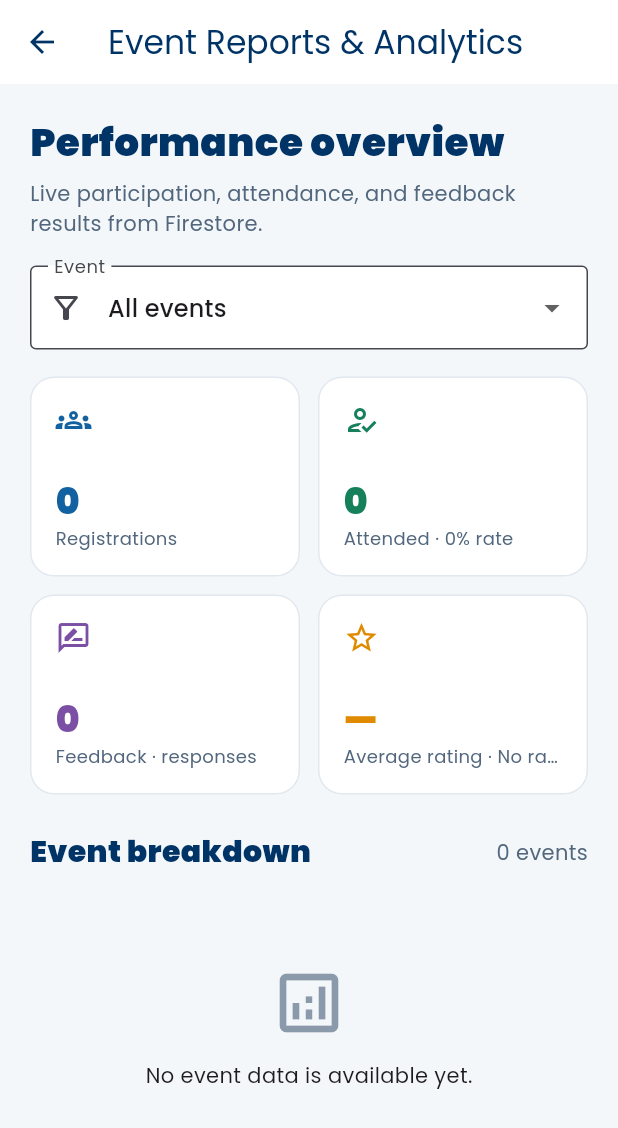
After one commit to ZhenLi0413/permas_hub_system, a Flutter app: the ReportingScreen screen opened directly, on a phone screen of 412 x 824 dp. The commit adds this screen. Shown: the top 1128 px of the screen. Run offline on Flutter 3.47's test engine with Material 3 defaults, Android fonts, the phone set to English and light mode, and no system bars; our stand-ins replace cloud_firestore, firebase_auth, firebase_core, google_fonts, google_sign_in; accounts and stored records are empty.

Commit message:
Add event analytics and reporting features with tests
- Implement EventAnalytics model for summarizing event participation and feedback.
- Create ReportingScreen for displaying event reports and analytics.
- Update Firestore rules to allow event managers to read feedback.
- Add tests for EventAnalytics calculations.

```diff
--- a/lib/dashboard_screen.dart
+++ b/lib/dashboard_screen.dart
@@ -11,6 +11,7 @@ import 'models/notification_model.dart';
 import 'notification_popup.dart';
 import 'notification_provider.dart';
 import 'profile_screen.dart';
+import 'reporting_screen.dart';
 import 'services/announcement_service.dart';
 import 'services/event_service.dart';
 import 'services/user_profile_service.dart';
@@ -77,7 +78,6 @@ class _DashboardScreenState extends State<DashboardScreen> {
       debugPrintStack(stackTrace: stackTrace);
     }
   }
-
 
   void _openNotificationDetails(NotificationModel notification) {
     Navigator.of(context).push(
@@ -353,6 +353,19 @@ class _DashboardScreenState extends State<DashboardScreen> {
                 background: const Color(0xFFF7E7E5),
                 onTap: () => setState(() => _selectedTab = 3),
               ),
+              if (profile?.canManageEvents ?? false)
+                _buildFeatureCard(
+                  icon: Icons.analytics_outlined,
+                  title: 'Reports',
+                  subtitle:
+                      'Evaluate participation, attendance, and event feedback.',
+                  background: const Color(0xFFE3F3EA),
+                  onTap: () => Navigator.of(context).push(
+                    MaterialPageRoute<void>(
+                      builder: (_) => const ReportingScreen(),
+                    ),
+                  ),
+                ),
             ],
           ),
           StreamBuilder<List<EventItem>>(
@@ -417,7 +430,9 @@ class _DashboardScreenState extends State<DashboardScreen> {
                           color: textSecondary,
                         ),
                         onTap: () {
-                          setState(() => _selectedTab = 1); // Switch to Events tab
+                          setState(
+                            () => _selectedTab = 1,
+                          ); // Switch to Events tab
                         },
                       ),
                     );
@@ -472,7 +487,9 @@ class _DashboardScreenState extends State<DashboardScreen> {
   String _formatDDMMYY(DateTime date) {
     final day = date.day.toString().padLeft(2, '0');
     final month = date.month.toString().padLeft(2, '0');
-    final year = date.year.toString().substring(date.year.toString().length - 2);
+    final year = date.year.toString().substring(
+      date.year.toString().length - 2,
+    );
     return '$day/$month/$year';
   }
 
--- /dev/null
+++ b/lib/models/event_analytics.dart
@@ -0,0 +1,86 @@
+import '../feedback_model.dart';
+import 'event_item.dart';
+import 'event_participation.dart';
+
+class EventAnalytics {
+  const EventAnalytics({
+    required this.event,
+    required this.pending,
+    required this.confirmed,
+    required this.attended,
+    required this.feedbackCount,
+    required this.averageRating,
+    required this.ratingCounts,
+    required this.categoryCounts,
+  });
+
+  final EventItem event;
+  final int pending;
+  final int confirmed;
+  final int attended;
+  final int feedbackCount;
+  final double averageRating;
+  final Map<int, int> ratingCounts;
+  final Map<String, int> categoryCounts;
+
+  int get totalParticipants => pending + confirmed + attended;
+
+  double get attendanceRate =>
+      totalParticipants == 0 ? 0 : attended / totalParticipants;
+
+  double get feedbackRate => attended == 0 ? 0 : feedbackCount / attended;
+
+  static List<EventAnalytics> calculate({
+    required List<EventItem> events,
+    required List<EventParticipation> participations,
+    required List<FeedbackModel> feedbacks,
+  }) {
+    final results = events.map((event) {
+      final eventParticipations = participations
+          .where((item) => item.eventId == event.id)
+          .toList();
+      final eventFeedbacks = feedbacks
+          .where((item) => item.eventId == event.id)
+          .toList();
+      final ratingCounts = <int, int>{
+        for (var rating = 1; rating <= 5; rating++) rating: 0,
+      };
+      final categoryCounts = <String, int>{};
+
+      for (final feedback in eventFeedbacks) {
+        ratingCounts[feedback.rating] =
+            (ratingCounts[feedback.rating] ?? 0) + 1;
+        for (final category in feedback.categories) {
+          categoryCounts[category] = (categoryCounts[category] ?? 0) + 1;
+        }
+      }
+
+      final ratingTotal = eventFeedbacks.fold<int>(
+        0,
+        (total, item) => total + item.rating,
+      );
+
+      return EventAnalytics(
+        event: event,
+        pending: eventParticipations
+            .where((item) => item.status.toLowerCase() == 'pending')
+            .length,
+        confirmed: eventParticipations
+            .where((item) => item.status.toLowerCase() == 'confirmed')
+            .length,
+        attended: eventParticipations
+            .where((item) => item.status.toLowerCase() == 'attended')
+            .length,
+        feedbackCount: eventFeedbacks.length,
+        averageRating: eventFeedbacks.isEmpty
+            ? 0
+            : ratingTotal / eventFeedbacks.length,
+        ratingCounts: ratingCounts,
+        categoryCounts: categoryCounts,
+      );
+    }).toList();
+
+    results.sort((a, b) => b.event.date.compareTo(a.event.date));
+    return results;
+  }
+}
--- /dev/null
+++ b/lib/reporting_screen.dart
@@ -0,0 +1,476 @@
+import 'package:flutter/material.dart';
+
+import 'feedback_model.dart';
+import 'feedback_service.dart';
+import 'models/event_analytics.dart';
+import 'models/event_item.dart';
+import 'models/event_participation.dart';
+import 'services/event_service.dart';
+import 'services/participation_service.dart';
+
+class ReportingScreen extends StatefulWidget {
+  const ReportingScreen({
+    super.key,
+    EventService? eventService,
+    ParticipationService? participationService,
+    FeedbackService? feedbackService,
+  }) : _eventService = eventService,
+       _participationService = participationService,
+       _feedbackService = feedbackService;
+
+  final EventService? _eventService;
+  final ParticipationService? _participationService;
+  final FeedbackService? _feedbackService;
+
+  @override
+  State<ReportingScreen> createState() => _ReportingScreenState();
+}
+
+class _ReportingScreenState extends State<ReportingScreen> {
+  late final EventService _eventService;
+  late final ParticipationService _participationService;
+  late final FeedbackService _feedbackService;
+  String _selectedEventId = 'all';
+
+  static const primary = Color(0xFF003366);
+  static const secondaryText = Color(0xFF52677D);
+
+  @override
+  void initState() {
+    super.initState();
+    _eventService = widget._eventService ?? EventService();
+    _participationService =
+        widget._participationService ?? ParticipationService();
+    _feedbackService = widget._feedbackService ?? FeedbackService();
+  }
+
+  @override
+  Widget build(BuildContext context) {
+    return Scaffold(
+      backgroundColor: const Color(0xFFF4F7FA),
+      appBar: AppBar(
+        title: const Text('Event Reports & Analytics'),
+        backgroundColor: Colors.white,
+        foregroundColor: primary,
+        elevation: 0,
+      ),
+      body: StreamBuilder<List<EventItem>>(
+        stream: _eventService.watchEvents(sort: EventSort.newest),
+        builder: (context, eventSnapshot) {
+          if (eventSnapshot.hasError) {
+            return _ErrorState(message: eventSnapshot.error.toString());
+          }
+          if (!eventSnapshot.hasData) {
+            return const Center(child: CircularProgressIndicator());
+          }
+          return StreamBuilder<List<EventParticipation>>(
+            stream: _participationService.watchAllParticipations(),
+            builder: (context, participationSnapshot) {
+              if (participationSnapshot.hasError) {
+                return _ErrorState(
+                  message: participationSnapshot.error.toString(),
+                );
+              }
+              if (!participationSnapshot.hasData) {
+                return const Center(child: CircularProgressIndicator());
+              }
+              return StreamBuilder<List<FeedbackModel>>(
+                stream: _feedbackService.watchFeedbacks(),
+                builder: (context, feedbackSnapshot) {
+                  if (feedbackSnapshot.hasError) {
+                    return _ErrorState(
+                      message: feedbackSnapshot.error.toString(),
+                    );
+                  }
+                  if (!feedbackSnapshot.hasData) {
+                    return const Center(child: CircularProgressIndicator());
+                  }
+
+                  final allReports = EventAnalytics.calculate(
+                    events: eventSnapshot.data!,
+                    participations: participationSnapshot.data!,
+                    feedbacks: feedbackSnapshot.data!,
+                  );
+                  return _buildReport(allReports);
+                },
+              );
+            },
+          );
+        },
+      ),
+    );
+  }
+
+  Widget _buildReport(List<EventAnalytics> allReports) {
+    final selectedExists = allReports.any(
+      (report) => report.event.id == _selectedEventId,
+    );
+    final selectedId = selectedExists ? _selectedEventId : 'all';
+    final reports = selectedId == 'all'
+        ? allReports
+        : allReports.where((report) => report.event.id == selectedId).toList();
+    final participants = reports.fold<int>(
+      0,
+      (total, item) => total + item.totalParticipants,
+    );
+    final attended = reports.fold<int>(
+      0,
+      (total, item) => total + item.attended,
+    );
+    final feedbackCount = reports.fold<int>(
+      0,
+      (total, item) => total + item.feedbackCount,
+    );
+    final weightedRatingTotal = reports.fold<double>(
+      0,
+      (total, item) => total + (item.averageRating * item.feedbackCount),
+    );
+    final averageRating = feedbackCount == 0
+        ? 0.0
+        : weightedRatingTotal / feedbackCount;
+
+    return RefreshIndicator(
+      onRefresh: () async => setState(() {}),
+      child: ListView(
+        padding: const EdgeInsets.all(20),
+        children: [
+          const Text(
+            'Performance overview',
+            style: TextStyle(
+              color: primary,
+              fontSize: 26,
+              fontWeight: FontWeight.w900,
+            ),
+          ),
+          const SizedBox(height: 6),
+          const Text(
+            'Live participation, attendance, and feedback results from Firestore.',
+            style: TextStyle(color: secondaryText, height: 1.4),
+          ),
+          const SizedBox(height: 18),
+          DropdownButtonFormField<String>(
+            initialValue: selectedId,
+            decoration: const InputDecoration(
+              labelText: 'Event',
+              prefixIcon: Icon(Icons.filter_alt_outlined),
+              border: OutlineInputBorder(),
+              filled: true,
+              fillColor: Colors.white,
+            ),
+            items: [
+              const DropdownMenuItem(value: 'all', child: Text('All events')),
+              ...allReports.map(
+                (report) => DropdownMenuItem(
+                  value: report.event.id,
+                  child: Text(
+                    report.event.title,
+                    overflow: TextOverflow.ellipsis,
+                  ),
+                ),
+              ),
+            ],
+            onChanged: (value) =>
+                setState(() => _selectedEventId = value ?? 'all'),
+          ),
+          const SizedBox(height: 18),
+          GridView.count(
+            shrinkWrap: true,
+            physics: const NeverScrollableScrollPhysics(),
+            crossAxisCount: MediaQuery.sizeOf(context).width >= 720 ? 4 : 2,
+            childAspectRatio: 1.35,
+            crossAxisSpacing: 12,
+            mainAxisSpacing: 12,
+            children: [
+              _MetricCard(
+                label: 'Registrations',
+                value: '$participants',
+                icon: Icons.groups_outlined,
+                color: const Color(0xFF1261A0),
+              ),
+              _MetricCard(
+                label: 'Attended',
+                value: '$attended',
+                supporting: _percentage(attended, participants),
+                icon: Icons.how_to_reg_outlined,
+                color: const Color(0xFF16805B),
+              ),
+              _MetricCard(
+                label: 'Feedback',
+                value: '$feedbackCount',
+                supporting: 'responses',
+                icon: Icons.rate_review_outlined,
+                color: const Color(0xFF7B4FA3),
+              ),
+              _MetricCard(
+                label: 'Average rating',
+                value: feedbackCount == 0
+                    ? '—'
+                    : averageRating.toStringAsFixed(1),
+                supporting: feedbackCount == 0 ? 'No ratings' : 'out of 5',
+                icon: Icons.star_outline,
+                color: const Color(0xFFE08A00),
+              ),
+            ],
+          ),
+          const SizedBox(height: 24),
+          Row(
+            children: [
+              const Expanded(
+                child: Text(
+                  'Event breakdown',
+                  style: TextStyle(
+                    color: primary,
+                    fontSize: 20,
+                    fontWeight: FontWeight.w900,
+                  ),
+                ),
+              ),
+              Text(
+                '${reports.length} event${reports.length == 1 ? '' : 's'}',
+                style: const TextStyle(color: secondaryText),
+              ),
+            ],
+          ),
+          const SizedBox(height: 12),
+          if (reports.isEmpty)
+            const _EmptyState()
+          else
+            ...reports.map(_EventReportCard.new),
+        ],
+      ),
+    );
+  }
+
+  static String _percentage(int value, int total) {
+    if (total == 0) return '0% rate';
+    return '${(value / total * 100).round()}% rate';
+  }
+}
+
+class _MetricCard extends StatelessWidget {
+  const _MetricCard({
+    required this.label,
+    required this.value,
+    required this.icon,
+    required this.color,
+    this.supporting,
+  });
+
+  final String label;
+  final String value;
+  final String? supporting;
+  final IconData icon;
+  final Color color;
+
+  @override
+  Widget build(BuildContext context) {
+    return Container(
+      padding: const EdgeInsets.all(16),
+      decoration: BoxDecoration(
+        color: Colors.white,
+        borderRadius: BorderRadius.circular(16),
+        border: Border.all(color: const Color(0xFFE1E8EF)),
+      ),
+      child: Column(
+        crossAxisAlignment: CrossAxisAlignment.start,
+        children: [
+          Icon(icon, color: color),
+          const Spacer(),
+          Text(
+            value,
+            style: TextStyle(
+              color: color,
+              fontSize: 24,
+              fontWeight: FontWeight.w900,
+            ),
+          ),
+          Text(
+            supporting == null ? label : '$label · $supporting',
+            maxLines: 1,
+            overflow: TextOverflow.ellipsis,
+            style: const TextStyle(color: Color(0xFF52677D), fontSize: 12),
+          ),
+        ],
+      ),
+    );
+  }
+}
+
+class _EventReportCard extends StatelessWidget {
+  const _EventReportCard(this.report);
+
+  final EventAnalytics report;
+
+  @override
+  Widget build(BuildContext context) {
+    final topCategories = report.categoryCounts.entries.toList()
+      ..sort((a, b) => b.value.compareTo(a.value));
+    return Card(
+      margin: const EdgeInsets.only(bottom: 14),
+      elevation: 0,
+      color: Colors.white,
+      shape: RoundedRectangleBorder(
+        borderRadius: BorderRadius.circular(18),
+        side: const BorderSide(color: Color(0xFFE1E8EF)),
+      ),
+      child: Padding(
+        padding: const EdgeInsets.all(18),
+        child: Column(
+          crossAxisAlignment: CrossAxisAlignment.start,
+          children: [
+            Text(
+              report.event.title,
+              style: const TextStyle(
+                color: Color(0xFF003366),
+                fontSize: 18,
+                fontWeight: FontWeight.w900,
+              ),
+            ),
+            const SizedBox(height: 4),
+            Text(
+              '${_date(report.event.date)} · ${report.event.venue}',
+              style: const TextStyle(color: Color(0xFF52677D), fontSize: 13),
+            ),
+            const SizedBox(height: 16),
+            Wrap(
+              spacing: 8,
+              runSpacing: 8,
+              children: [
+                _StatusChip('Pending', report.pending, const Color(0xFFE08A00)),
+                _StatusChip(
+                  'Confirmed',
+                  report.confirmed,
+                  const Color(0xFF1261A0),
+                ),
+                _StatusChip(
+                  'Attended',
+                  report.attended,
+                  const Color(0xFF16805B),
+                ),
+              ],
+            ),
+            const SizedBox(height: 16),
+            Text(
+              'Attendance rate: ${(report.attendanceRate * 100).round()}% '
+              '(${report.attended}/${report.totalParticipants})',
+              style: const TextStyle(fontWeight: FontWeight.w700),
+            ),
+            const SizedBox(height: 7),
+            LinearProgressIndicator(
+              value: report.attendanceRate.clamp(0, 1),
+              minHeight: 8,
+              borderRadius: BorderRadius.circular(8),
+              backgroundColor: const Color(0xFFE8EEF3),
+              color: const Color(0xFF16805B),
+            ),
+            const SizedBox(height: 18),
+            Row(
+              children: [
+                const Icon(Icons.star, color: Color(0xFFE08A00), size: 20),
+                const SizedBox(width: 6),
+                Text(
+                  report.feedbackCount == 0
+                      ? 'No feedback received'
+                      : '${report.averageRating.toStringAsFixed(1)}/5 from '
+                            '${report.feedbackCount} response${report.feedbackCount == 1 ? '' : 's'}',
+                  style: const TextStyle(fontWeight: FontWeight.w700),
+                ),
+              ],
+            ),
+            if (topCategories.isNotEmpty) ...[
+              const SizedBox(height: 12),
+              Wrap(
+                spacing: 7,
+                runSpacing: 7,
+                children: topCategories.take(3).map((entry) {
+                  return Chip(
+                    label: Text('${entry.key} (${entry.value})'),
+                    visualDensity: VisualDensity.compact,
+                  );
+                }).toList(),
+              ),
+            ],
+          ],
+        ),
+      ),
+    );
+  }
+
+  static String _date(DateTime date) {
+    const months = [
+      'Jan',
+      'Feb',
+      'Mar',
+      'Apr',
+      'May',
+      'Jun',
+      'Jul',
+      'Aug',
+      'Sep',
+      'Oct',
+      'Nov',
+      'Dec',
+    ];
+    return '${date.day} ${months[date.month - 1]} ${date.year}';
+  }
+}
+
+class _StatusChip extends StatelessWidget {
+  const _StatusChip(this.label, this.count, this.color);
+
+  final String label;
+  final int count;
+  final Color color;
+
+  @override
+  Widget build(BuildContext context) {
+    return Container(
+      padding: const EdgeInsets.symmetric(horizontal: 10, vertical: 7),
+      decoration: BoxDecoration(
+        color: color.withValues(alpha: 0.1),
+        borderRadius: BorderRadius.circular(20),
+      ),
+      child: Text(
+        '$label $count',
+        style: TextStyle(color: color, fontWeight: FontWeight.w800),
+      ),
+    );
+  }
+}
+
+class _EmptyState extends StatelessWidget {
+  const _EmptyState();
+
+  @override
+  Widget build(BuildContext context) {
+    return const Padding(
+      padding: EdgeInsets.symmetric(vertical: 48),
+      child: Column(
+        children: [
+          Icon(Icons.analytics_outlined, size: 52, color: Color(0xFF8A9AAA)),
+          SizedBox(height: 12),
+          Text('No event data is available yet.'),
+        ],
+      ),
+    );
+  }
+}
+
+class _ErrorState extends StatelessWidget {
+  const _ErrorState({required this.message});
+
+  final String message;
+
+  @override
+  Widget build(BuildContext context) {
+    return Center(
+      child: Padding(
+        padding: const EdgeInsets.all(24),
+        child: Text(
+          'Unable to load analytics.\n$message',
+          textAlign: TextAlign.center,
+        ),
+      ),
+    );
+  }
+}
```
Also changed, not shown: pubspec.lock, 3 other files.
